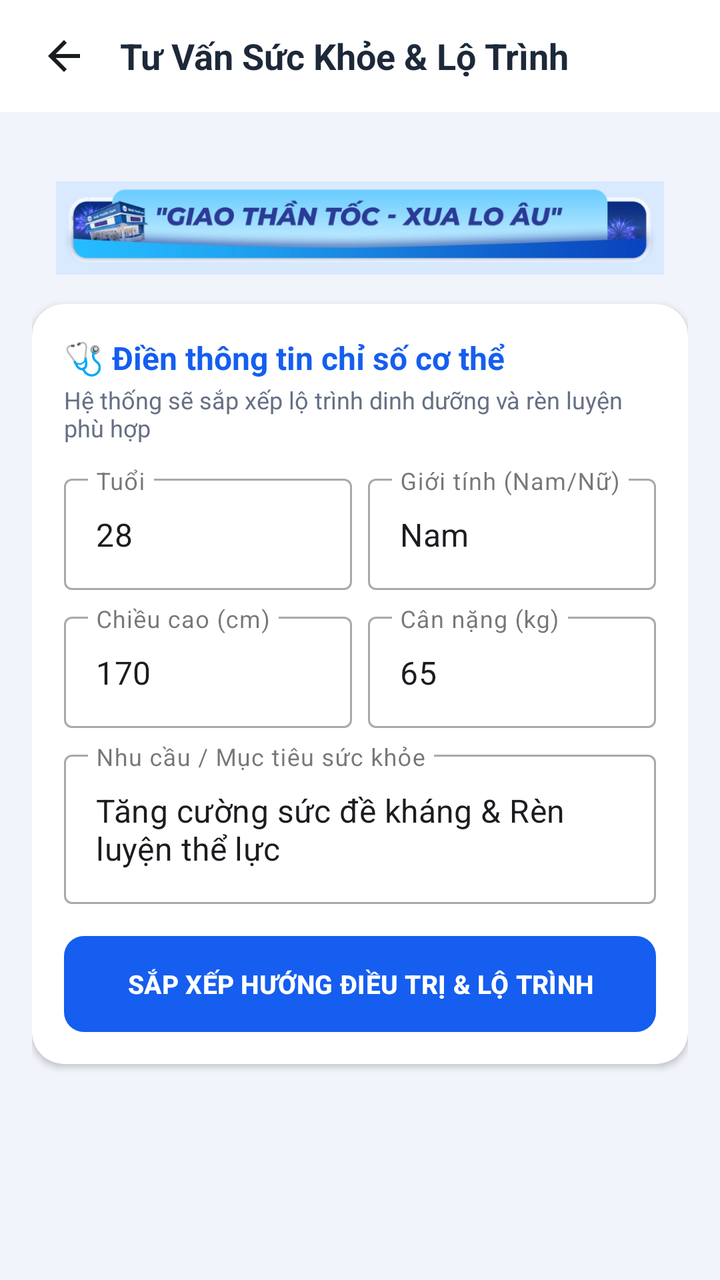
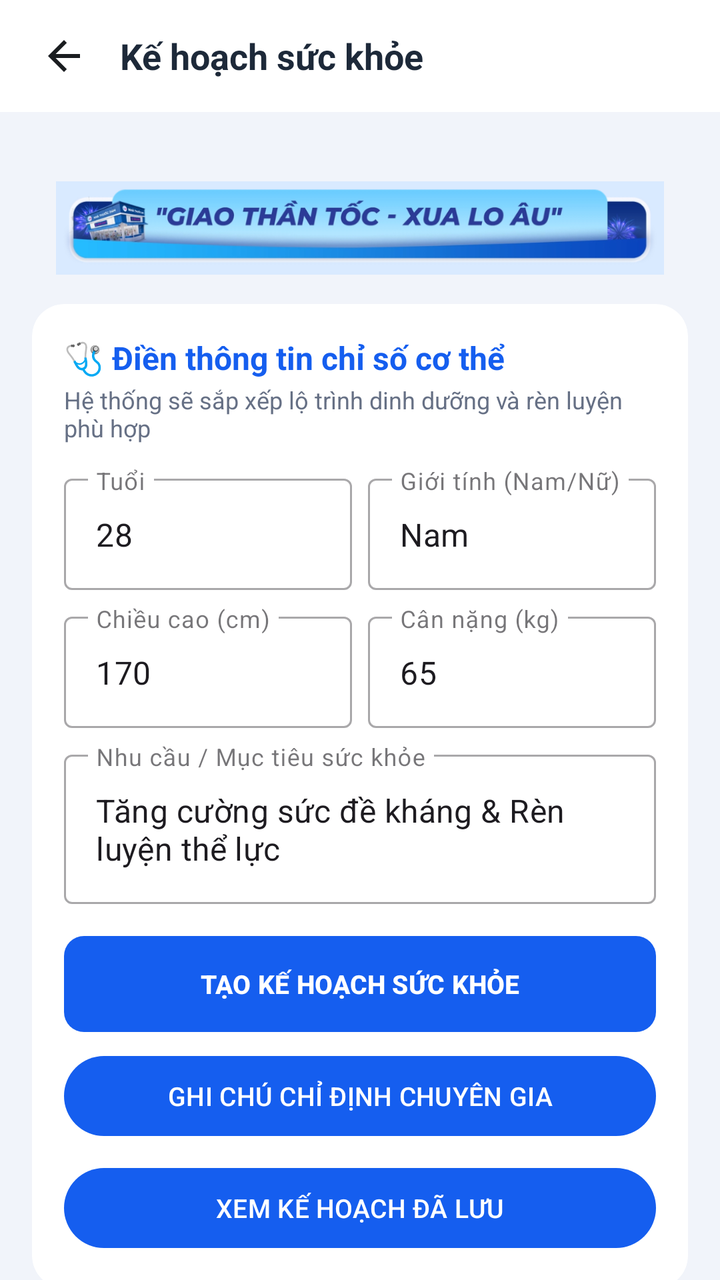

Screens rendered from an Android XML layout before and after an edit, with the pre-edit source and the edit as a unified diff.
<!-- AndroidManifest.xml: application theme Theme.Appnhathuoc -->
<!-- res/layout/activity_health_plan.xml -->
<?xml version="1.0" encoding="utf-8"?>
<LinearLayout xmlns:android="http://schemas.android.com/apk/res/android"
    xmlns:app="http://schemas.android.com/apk/res-auto"
    android:layout_width="match_parent"
    android:layout_height="match_parent"
    android:background="@color/bg_light"
    android:orientation="vertical">

    
    <LinearLayout
        android:layout_width="match_parent"
        android:layout_height="56dp"
        android:background="@color/white"
        android:gravity="center_vertical"
        android:orientation="horizontal"
        android:paddingHorizontal="16dp">

        <ImageView
            android:id="@+id/btn_back_health_plan"
            android:layout_width="32dp"
            android:layout_height="32dp"
            android:background="?attr/selectableItemBackgroundBorderless"
            android:contentDescription="Back"
            android:padding="4dp"
            android:src="@drawable/ic_back" />

        <TextView
            android:layout_width="0dp"
            android:layout_height="wrap_content"
            android:layout_marginStart="12dp"
            android:layout_weight="1"
            android:text="Tư Vấn Sức Khỏe &amp; Lộ Trình"
            android:textColor="@color/text_primary"
            android:textSize="18sp"
            android:textStyle="bold" />
    </LinearLayout>

    <androidx.core.widget.NestedScrollView
        android:layout_width="match_parent"
        android:layout_height="match_parent"
        android:fillViewport="true">

        <LinearLayout
            android:layout_width="match_parent"
            android:layout_height="wrap_content"
            android:orientation="vertical"
            android:padding="16dp">

            <include layout="@layout/view_medigo_delivery_banner" />

            
            <com.google.android.material.card.MaterialCardView
                android:layout_width="match_parent"
                android:layout_height="wrap_content"
                app:cardBackgroundColor="@color/white"
                app:cardCornerRadius="16dp"
                app:cardElevation="2dp"
                app:strokeWidth="0dp">

                <LinearLayout
                    android:layout_width="match_parent"
                    android:layout_height="wrap_content"
                    android:orientation="vertical"
                    android:padding="16dp">

                    <TextView
                        android:layout_width="wrap_content"
                        android:layout_height="wrap_content"
                        android:text="🩺 Điền thông tin chỉ số cơ thể"
                        android:textColor="@color/primary"
                        android:textSize="16sp"
                        android:textStyle="bold" />

                    <TextView
                        android:layout_width="wrap_content"
                        android:layout_height="wrap_content"
                        android:layout_marginTop="2dp"
                        android:text="Hệ thống sẽ sắp xếp lộ trình dinh dưỡng và rèn luyện phù hợp"
                        android:textColor="@color/text_secondary"
                        android:textSize="12sp" />

                    <LinearLayout
                        android:layout_width="match_parent"
                        android:layout_height="wrap_content"
                        android:layout_marginTop="12dp"
                        android:orientation="horizontal">

                        <com.google.android.material.textfield.TextInputLayout
                            style="@style/Widget.MaterialComponents.TextInputLayout.OutlinedBox"
                            android:layout_width="0dp"
                            android:layout_height="wrap_content"
                            android:layout_marginEnd="4dp"
                            android:layout_weight="1"
                            android:hint="Tuổi">

                            <com.google.android.material.textfield.TextInputEditText
                                android:id="@+id/et_hp_age"
                                android:layout_width="match_parent"
                                android:layout_height="wrap_content"
                                android:inputType="number"
                                android:text="28" />
                        </com.google.android.material.textfield.TextInputLayout>

                        <com.google.android.material.textfield.TextInputLayout
                            style="@style/Widget.MaterialComponents.TextInputLayout.OutlinedBox"
                            android:layout_width="0dp"
                            android:layout_height="wrap_content"
                            android:layout_marginStart="4dp"
                            android:layout_weight="1"
                            android:hint="Giới tính (Nam/Nữ)">

                            <com.google.android.material.textfield.TextInputEditText
                                android:id="@+id/et_hp_gender"
                                android:layout_width="match_parent"
                                android:layout_height="wrap_content"
                                android:text="Nam" />
                        </com.google.android.material.textfield.TextInputLayout>
                    </LinearLayout>

                    <LinearLayout
                        android:layout_width="match_parent"
                        android:layout_height="wrap_content"
                        android:layout_marginTop="8dp"
                        android:orientation="horizontal">

                        <com.google.android.material.textfield.TextInputLayout
                            style="@style/Widget.MaterialComponents.TextInputLayout.OutlinedBox"
                            android:layout_width="0dp"
                            android:layout_height="wrap_content"
                            android:layout_marginEnd="4dp"
                            android:layout_weight="1"
                            android:hint="Chiều cao (cm)">

                            <com.google.android.material.textfield.TextInputEditText
                                android:id="@+id/et_hp_height"
                                android:layout_width="match_parent"
                                android:layout_height="wrap_content"
                                android:inputType="number"
                                android:text="170" />
                        </com.google.android.material.textfield.TextInputLayout>

                        <com.google.android.material.textfield.TextInputLayout
                            style="@style/Widget.MaterialComponents.TextInputLayout.OutlinedBox"
                            android:layout_width="0dp"
                            android:layout_height="wrap_content"
                            android:layout_marginStart="4dp"
                            android:layout_weight="1"
                            android:hint="Cân nặng (kg)">

                            <com.google.android.material.textfield.TextInputEditText
                                android:id="@+id/et_hp_weight"
                                android:layout_width="match_parent"
                                android:layout_height="wrap_content"
                                android:inputType="numberDecimal"
                                android:text="65" />
                        </com.google.android.material.textfield.TextInputLayout>
                    </LinearLayout>

                    <com.google.android.material.textfield.TextInputLayout
                        style="@style/Widget.MaterialComponents.TextInputLayout.OutlinedBox"
                        android:layout_width="match_parent"
                        android:layout_height="wrap_content"
                        android:layout_marginTop="8dp"
                        android:hint="Nhu cầu / Mục tiêu sức khỏe">

                        <com.google.android.material.textfield.TextInputEditText
                            android:id="@+id/et_hp_goal"
                            android:layout_width="match_parent"
                            android:layout_height="wrap_content"
                            android:text="Tăng cường sức đề kháng &amp; Rèn luyện thể lực" />
                    </com.google.android.material.textfield.TextInputLayout>

                    <Button
                        android:id="@+id/btn_generate_health_plan"
                        android:layout_width="match_parent"
                        android:layout_height="48dp"
                        android:layout_marginTop="16dp"
                        android:background="@drawable/bg_button_primary"
                        android:text="SẮP XẾP HƯỚNG ĐIỀU TRỊ &amp; LỘ TRÌNH"
                        android:textColor="@color/white"
                        android:textSize="13sp"
                        android:textStyle="bold" />

                </LinearLayout>

            </com.google.android.material.card.MaterialCardView>

            
            <com.google.android.material.card.MaterialCardView
                android:id="@+id/card_health_plan_result"
                android:layout_width="match_parent"
                android:layout_height="wrap_content"
                android:layout_marginTop="16dp"
                android:layout_marginBottom="24dp"
                android:visibility="gone"
                app:cardBackgroundColor="@color/white"
                app:cardCornerRadius="16dp"
                app:cardElevation="2dp"
                app:strokeWidth="0dp">

                <LinearLayout
                    android:layout_width="match_parent"
                    android:layout_height="wrap_content"
                    android:orientation="vertical"
                    android:padding="16dp">

                    <TextView
                        android:layout_width="wrap_content"
                        android:layout_height="wrap_content"
                        android:text="📋 Lộ Trình Sức Khỏe &amp; Hướng Điều Trị Gợi Ý"
                        android:textColor="@color/primary"
                        android:textSize="16sp"
                        android:textStyle="bold" />

                    <TextView
                        android:id="@+id/tv_hp_bmi_result"
                        android:layout_width="match_parent"
                        android:layout_height="wrap_content"
                        android:layout_marginTop="10dp"
                        android:background="@drawable/bg_category_icon"
                        android:padding="12dp"
                        android:text="Chỉ số BMI: 22.5 (Cân đối)"
                        android:textColor="@color/primary"
                        android:textSize="14sp"
                        android:textStyle="bold" />

                    <View
                        android:layout_width="match_parent"
                        android:layout_height="1dp"
                        android:layout_marginVertical="12dp"
                        android:background="@color/divider" />

                    <TextView
                        android:id="@+id/tv_hp_ai_plan_result"
                        android:layout_width="match_parent"
                        android:layout_height="wrap_content"
                        android:lineSpacingExtra="5dp"
                        android:text="👩‍⚕️ Dược sĩ đang lập lộ trình..."
                        android:textColor="@color/text_primary"
                        android:textSize="14sp" />

                </LinearLayout>

            </com.google.android.material.card.MaterialCardView>

        </LinearLayout>

    </androidx.core.widget.NestedScrollView>

</LinearLayout>
<!-- res/layout/view_medigo_delivery_banner.xml (included above) -->
<?xml version="1.0" encoding="utf-8"?>
<ImageView xmlns:android="http://schemas.android.com/apk/res/android"
    android:layout_width="match_parent"
    android:layout_height="60dp"
    android:layout_marginHorizontal="12dp"
    android:layout_marginTop="12dp"
    android:layout_marginBottom="8dp"
    android:contentDescription="Giao thần tốc - xua lo âu"
    android:scaleType="fitCenter"
    android:src="@drawable/medigo_delivery_banner" />
<!-- resources referenced by this layout -->
<resources>
  <color name="bg_light">#F1F4FA</color>
  <color name="divider">#E8ECF3</color>
  <color name="primary">#155EEF</color>
  <color name="text_primary">#1D2939</color>
  <color name="text_secondary">#667085</color>
  <color name="white">#FFFFFFFF</color>
  <!-- drawable bg_button_primary (drawable) -->
  <?xml version="1.0" encoding="utf-8"?>
  <shape xmlns:android="http://schemas.android.com/apk/res/android"
      android:shape="rectangle">
      <solid android:color="@color/primary" />
      <corners android:radius="10dp" />
  </shape>
  <!-- drawable bg_category_icon (drawable) -->
  <?xml version="1.0" encoding="utf-8"?>
  <shape xmlns:android="http://schemas.android.com/apk/res/android"
      android:shape="oval">
      <solid android:color="@color/primary_light" />
  </shape>
  <!-- drawable ic_back (drawable) -->
  <vector xmlns:android="http://schemas.android.com/apk/res/android"
      android:width="24dp"
      android:height="24dp"
      android:viewportWidth="24"
      android:viewportHeight="24">
    <path
        android:fillColor="#FF1A1D20"
        android:pathData="M20,11H7.83l5.59,-5.59L12,4l-8,8 8,8 1.41,-1.41L7.83,13H20v-2z"/>
  </vector>
  <!-- drawable medigo_delivery_banner: png bitmap (drawable-nodpi, 86208 bytes) -->
  <style name="Theme.Appnhathuoc" parent="Base.Theme.Appnhathuoc" />
  <color name="primary_light">#EEF4FF</color>
  <style name="Base.Theme.Appnhathuoc" parent="Theme.Material3.DayNight.NoActionBar">
          
          <item name="colorPrimary">@color/primary</item>
          <item name="colorPrimaryVariant">@color/primary_dark</item>
          <item name="colorOnPrimary">@color/white</item>
          <item name="colorControlActivated">@color/primary</item>
          <item name="android:colorAccent">@color/primary</item>
          
          <item name="colorSecondary">@color/medigo_pink</item>
          <item name="colorOnSecondary">@color/white</item>
          
          <item name="android:statusBarColor">@color/primary_dark</item>
          <item name="android:navigationBarColor">@color/white</item>
          <item name="android:windowLightNavigationBar">true</item>
          <item name="android:windowLightStatusBar">false</item>
      </style>
  <color name="primary_dark">#1048B8</color>
  <color name="medigo_pink">#D50072</color>
</resources>

<!-- the commit's change to res/layout/activity_health_plan.xml (unified diff, before → after) -->
@@ -1,4 +1,5 @@
 <?xml version="1.0" encoding="utf-8"?>
+
 <LinearLayout xmlns:android="http://schemas.android.com/apk/res/android"
     xmlns:app="http://schemas.android.com/apk/res-auto"
     android:layout_width="match_parent"
@@ -29,7 +30,7 @@
             android:layout_height="wrap_content"
             android:layout_marginStart="12dp"
             android:layout_weight="1"
-            android:text="Tư Vấn Sức Khỏe &amp; Lộ Trình"
+            android:text="Kế hoạch sức khỏe"
             android:textColor="@color/text_primary"
             android:textSize="18sp"
             android:textStyle="bold" />
@@ -176,10 +177,26 @@
                         android:layout_height="48dp"
                         android:layout_marginTop="16dp"
                         android:background="@drawable/bg_button_primary"
-                        android:text="SẮP XẾP HƯỚNG ĐIỀU TRỊ &amp; LỘ TRÌNH"
+                        android:text="TẠO KẾ HOẠCH SỨC KHỎE"
                         android:textColor="@color/white"
                         android:textSize="13sp"
                         android:textStyle="bold" />
+
+                    <Button
+                        android:id="@+id/btn_record_professional_plan"
+                        android:layout_width="match_parent"
+                        android:layout_height="48dp"
+                        android:layout_marginTop="8dp"
+                        android:text="GHI CHÚ CHỈ ĐỊNH CHUYÊN GIA"
+                        android:textSize="13sp" />
+
+                    <Button
+                        android:id="@+id/btn_view_saved_plans"
+                        android:layout_width="match_parent"
+                        android:layout_height="48dp"
+                        android:layout_marginTop="8dp"
+                        android:text="XEM KẾ HOẠCH ĐÃ LƯU"
+                        android:textSize="13sp" />
 
                 </LinearLayout>
 
@@ -207,7 +224,7 @@
                     <TextView
                         android:layout_width="wrap_content"
                         android:layout_height="wrap_content"
-                        android:text="📋 Lộ Trình Sức Khỏe &amp; Hướng Điều Trị Gợi Ý"
+                        android:text="📋 Kế hoạch sức khỏe gợi ý"
                         android:textColor="@color/primary"
                         android:textSize="16sp"
                         android:textStyle="bold" />
@@ -238,6 +255,15 @@
                         android:text="👩‍⚕️ Dược sĩ đang lập lộ trình..."
                         android:textColor="@color/text_primary"
                         android:textSize="14sp" />
+
+                    <Button
+                        android:id="@+id/btn_save_health_plan"
+                        android:layout_width="match_parent"
+                        android:layout_height="48dp"
+                        android:layout_marginTop="12dp"
+                        android:text="LƯU KẾ HOẠCH NÀY"
+                        android:textSize="13sp"
+                        android:visibility="gone" />
 
                 </LinearLayout>
 
